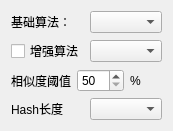
PPJUST/ComicDup, file components/widget_setting_algorithm/res/setting_algorithm.ui: the form before one commit.
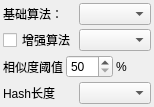
The form after the commit.

Diff of the .ui file:
```diff
--- a/components/widget_setting_algorithm/res/setting_algorithm.ui
+++ b/components/widget_setting_algorithm/res/setting_algorithm.ui
@@ -6,14 +6,29 @@
    <rect>
     <x>0</x>
     <y>0</y>
-    <width>166</width>
-    <height>128</height>
+    <width>154</width>
+    <height>107</height>
    </rect>
   </property>
   <property name="windowTitle">
    <string>Form</string>
   </property>
   <layout class="QVBoxLayout" name="verticalLayout">
+   <property name="spacing">
+    <number>3</number>
+   </property>
+   <property name="leftMargin">
+    <number>3</number>
+   </property>
+   <property name="topMargin">
+    <number>3</number>
+   </property>
+   <property name="rightMargin">
+    <number>3</number>
+   </property>
+   <property name="bottomMargin">
+    <number>3</number>
+   </property>
    <item>
     <layout class="QHBoxLayout" name="horizontalLayout">
      <item>
```
